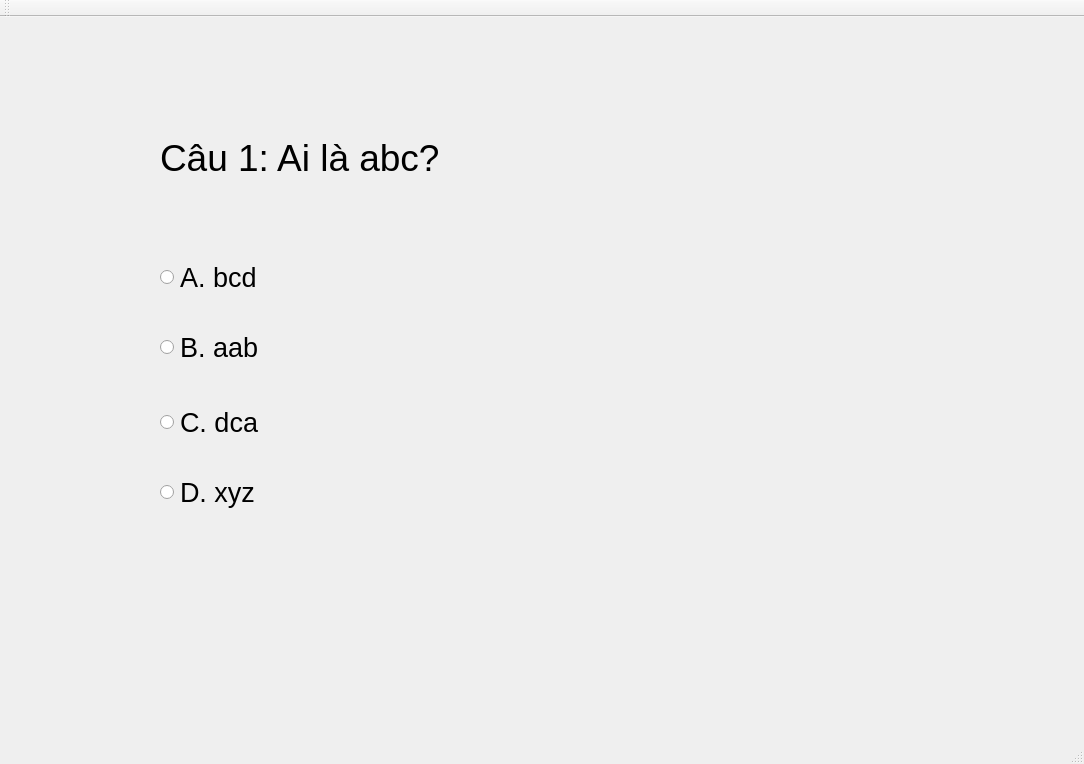
First picture: the form in app/view/TakeTest.ui, repository huynhngoanhthai/python_project, before the edit.
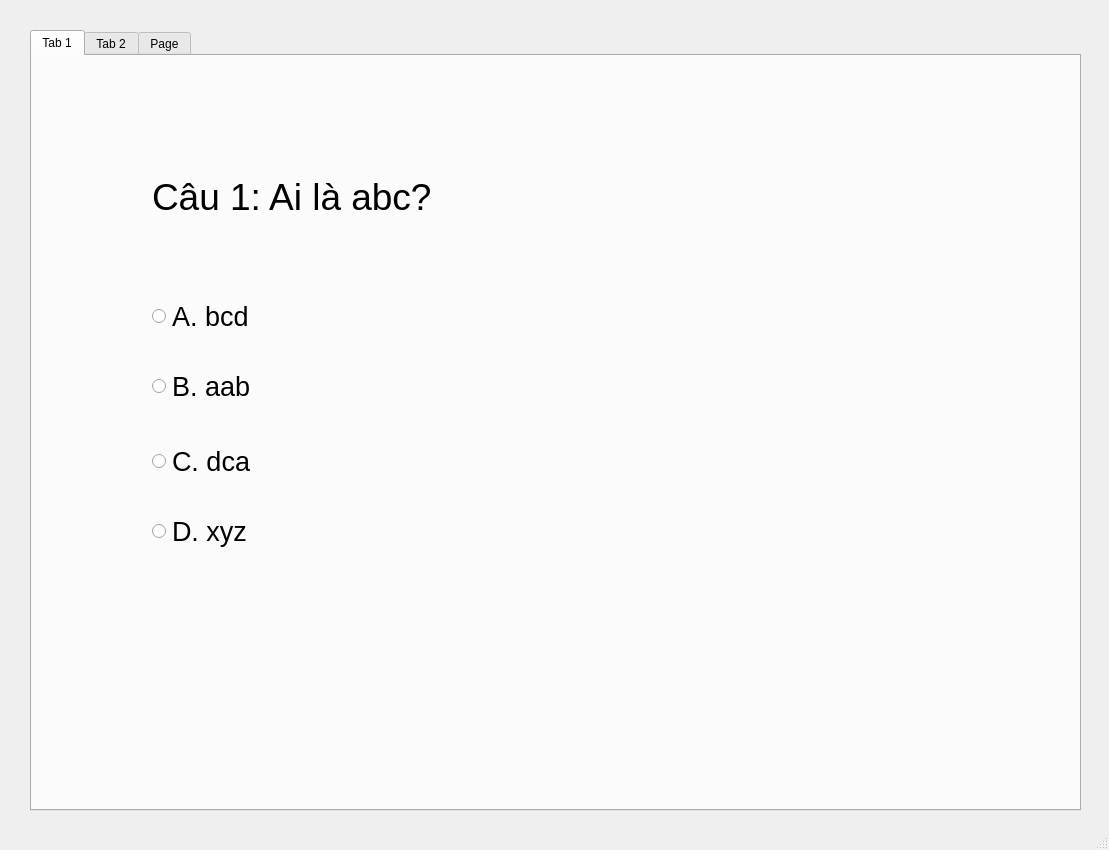
Second picture: the form after the edit.

```diff
--- a/app/view/TakeTest.ui
+++ b/app/view/TakeTest.ui
@@ -6,41 +6,89 @@
    <rect>
     <x>0</x>
     <y>0</y>
-    <width>1084</width>
-    <height>764</height>
+    <width>1109</width>
+    <height>850</height>
    </rect>
   </property>
   <property name="windowTitle">
    <string>MainWindow</string>
   </property>
   <widget class="QWidget" name="centralwidget">
-   <widget class="QStackedWidget" name="test">
+   <widget class="QTabWidget" name="tabWidget">
     <property name="geometry">
      <rect>
-      <x>70</x>
+      <x>30</x>
       <y>30</y>
-      <width>921</width>
-      <height>641</height>
+      <width>1051</width>
+      <height>781</height>
      </rect>
     </property>
-    <property name="maximumSize">
-     <size>
-      <width>16777215</width>
-      <height>16777215</height>
-     </size>
-    </property>
     <property name="currentIndex">
      <number>0</number>
     </property>
-    <widget class="QWidget" name="page1">
-     <property name="enabled">
-      <bool>true</bool>
-     </property>
+    <widget class="QWidget" name="tab">
+     <attribute name="title">
+      <string>Tab 1</string>
+     </attribute>
+     <widget class="QRadioButton" name="D">
+      <property name="geometry">
+       <rect>
+        <x>120</x>
+        <y>450</y>
+        <width>361</width>
+        <height>51</height>
+       </rect>
+      </property>
+      <property name="font">
+       <font>
+        <pointsize>20</pointsize>
+       </font>
+      </property>
+      <property name="text">
+       <string>D. xyz</string>
+      </property>
+     </widget>
+     <widget class="QRadioButton" name="C">
+      <property name="geometry">
+       <rect>
+        <x>120</x>
+        <y>380</y>
+        <width>371</width>
+        <height>51</height>
+       </rect>
+      </property>
+      <property name="font">
+       <font>
+        <pointsize>20</pointsize>
+       </font>
+      </property>
+      <property name="text">
+       <string>C. dca</string>
+      </property>
+     </widget>
+     <widget class="QRadioButton" name="A">
+      <property name="geometry">
+       <rect>
+        <x>120</x>
+        <y>240</y>
+        <width>361</width>
+        <height>41</height>
+       </rect>
+      </property>
+      <property name="font">
+       <font>
+        <pointsize>20</pointsize>
+       </font>
+      </property>
+      <property name="text">
+       <string>A. bcd</string>
+      </property>
+     </widget>
      <widget class="QLabel" name="question">
       <property name="geometry">
        <rect>
-        <x>90</x>
-        <y>70</y>
+        <x>120</x>
+        <y>100</y>
         <width>541</width>
         <height>81</height>
        </rect>
@@ -54,29 +102,11 @@
        <string>Câu 1: Ai là abc?</string>
       </property>
      </widget>
-     <widget class="QRadioButton" name="A">
-      <property name="geometry">
-       <rect>
-        <x>90</x>
-        <y>210</y>
-        <width>361</width>
-        <height>41</height>
-       </rect>
-      </property>
-      <property name="font">
-       <font>
-        <pointsize>20</pointsize>
-       </font>
-      </property>
-      <property name="text">
-       <string>A. bcd</string>
-      </property>
-     </widget>
      <widget class="QRadioButton" name="B">
       <property name="geometry">
        <rect>
-        <x>90</x>
-        <y>280</y>
+        <x>120</x>
+        <y>310</y>
         <width>361</width>
         <height>41</height>
        </rect>
@@ -90,44 +120,29 @@
        <string>B. aab</string>
       </property>
      </widget>
-     <widget class="QRadioButton" name="C">
-      <property name="geometry">
-       <rect>
-        <x>90</x>
-        <y>350</y>
-        <width>371</width>
-        <height>51</height>
-       </rect>
-      </property>
-      <property name="font">
-       <font>
-        <pointsize>20</pointsize>
-       </font>
-      </property>
-      <property name="text">
-       <string>C. dca</string>
-      </property>
-     </widget>
-     <widget class="QRadioButton" name="D">
-      <property name="geometry">
-       <rect>
-        <x>90</x>
-        <y>420</y>
-        <width>361</width>
-        <height>51</height>
-       </rect>
-      </property>
-      <property name="font">
-       <font>
-        <pointsize>20</pointsize>
-       </font>
-      </property>
-      <property name="text">
-       <string>D. xyz</string>
-      </property>
-     </widget>
     </widget>
-    <widget class="QWidget" name="page2">
+    <widget class="QWidget" name="tab_2">
+     <attribute name="title">
+      <string>Tab 2</string>
+     </attribute>
+     <widget class="QRadioButton" name="B_2">
+      <property name="geometry">
+       <rect>
+        <x>120</x>
+        <y>310</y>
+        <width>361</width>
+        <height>41</height>
+       </rect>
+      </property>
+      <property name="font">
+       <font>
+        <pointsize>20</pointsize>
+       </font>
+      </property>
+      <property name="text">
+       <string>B. qyt</string>
+      </property>
+     </widget>
      <widget class="QRadioButton" name="C_2">
       <property name="geometry">
        <rect>
@@ -219,7 +234,10 @@
       </property>
      </widget>
     </widget>
-    <widget class="QWidget" name="page3">
+    <widget class="QWidget" name="tab_3">
+     <attribute name="title">
+      <string>Page</string>
+     </attribute>
      <widget class="QRadioButton" name="C_3">
       <property name="geometry">
        <rect>
@@ -324,17 +342,6 @@
    </property>
   </widget>
   <widget class="QStatusBar" name="statusbar"/>
-  <widget class="QToolBar" name="toolBar">
-   <property name="windowTitle">
-    <string>toolBar</string>
-   </property>
-   <attribute name="toolBarArea">
-    <enum>TopToolBarArea</enum>
-   </attribute>
-   <attribute name="toolBarBreak">
-    <bool>false</bool>
-   </attribute>
-  </widget>
  </widget>
  <resources/>
  <connections/>
```
Left out of the diff: 120 changed lines with no effect on the pictures.
